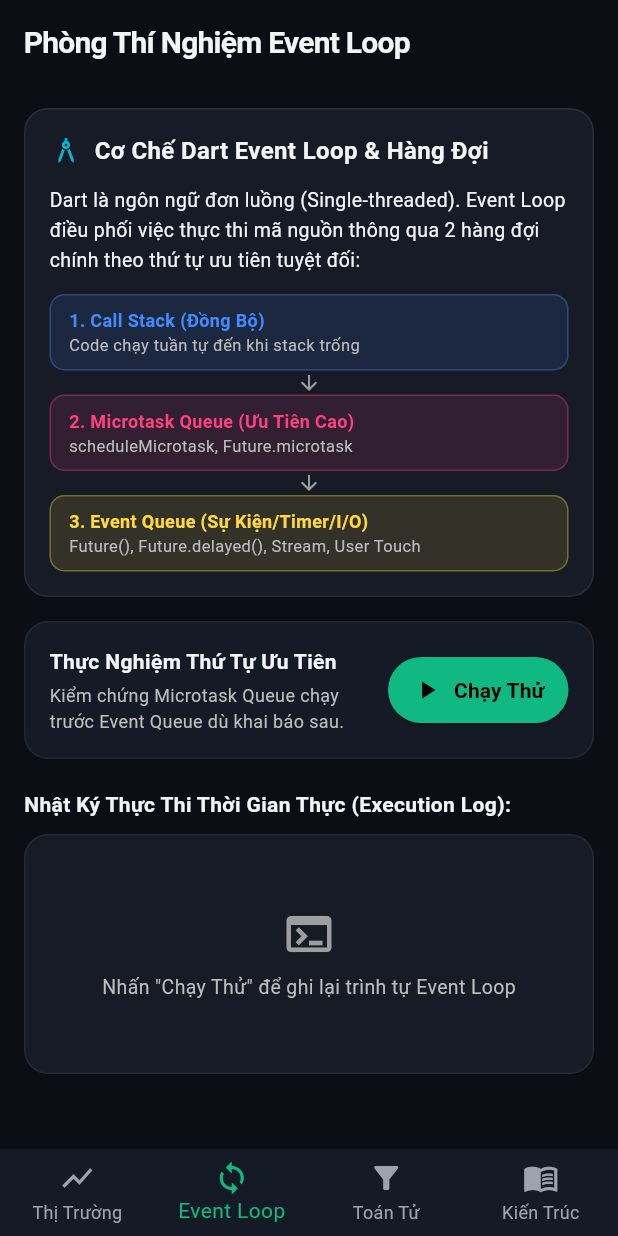
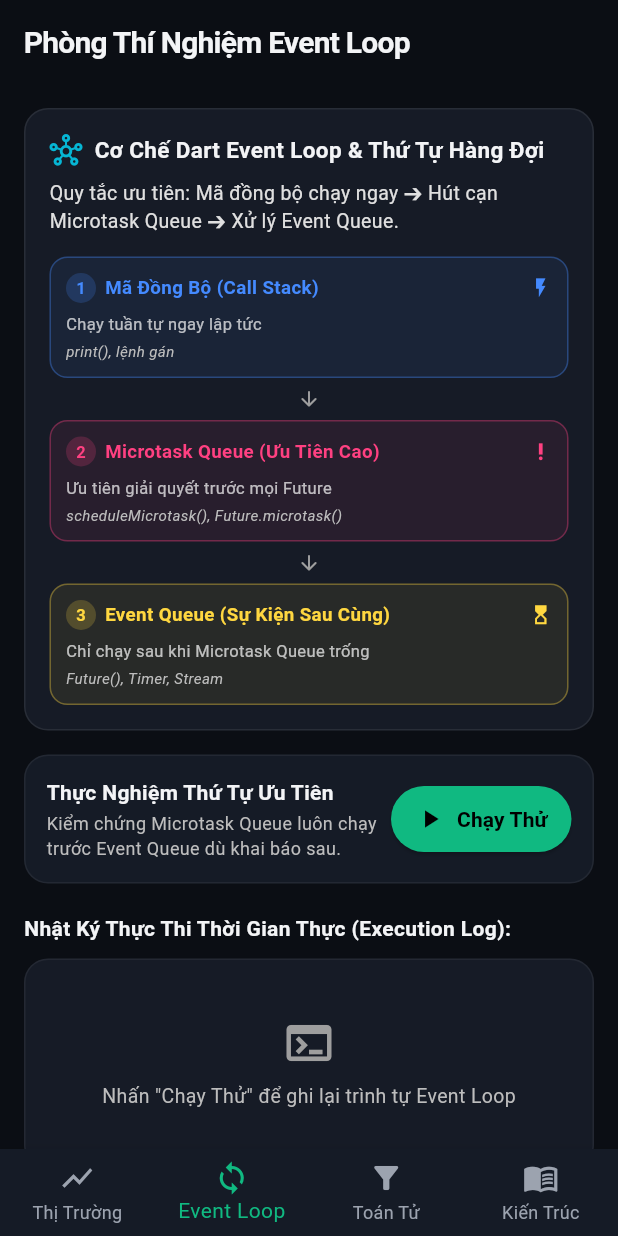
Before and after one commit to vanhop05/reactive_crypto_tracker., a Flutter app: the screen it shows after launch, item 2 of the bottom bar chosen, on a phone screen of 412 x 824 dp. Run offline on Flutter 3.47's test engine with Material 3 defaults, Android fonts, the phone set to English and light mode, and no system bars; network calls fail.

Commit message:
refactor(ui): streamline Event Loop screen with clean responsive pipeline and concise copy

```diff
--- a/lib/views/event_loop_lab_screen.dart
+++ b/lib/views/event_loop_lab_screen.dart
@@ -31,7 +31,7 @@ class _EventLoopLabScreenState extends State<EventLoopLabScreen> {
         child: Column(
           crossAxisAlignment: CrossAxisAlignment.start,
           children: [
-            // Thẻ hiển thị lý thuyết kiến trúc Event Loop
+            // Thẻ hiển thị tóm tắt kiến trúc Event Loop trực quan, đơn giản
             Container(
               padding: const EdgeInsets.all(16),
               decoration: BoxDecoration(
@@ -44,20 +44,20 @@ class _EventLoopLabScreenState extends State<EventLoopLabScreen> {
                 children: [
                   const Row(
                     children: [
-                      Icon(Icons.architecture, color: Color(0xFF06B6D4), size: 22),
+                      Icon(Icons.hub_outlined, color: Color(0xFF06B6D4), size: 22),
                       SizedBox(width: 8),
                       Text(
-                        'Cơ Chế Dart Event Loop & Hàng Đợi',
-                        style: TextStyle(fontSize: 16, fontWeight: FontWeight.bold),
+                        'Cơ Chế Dart Event Loop & Thứ Tự Hàng Đợi',
+                        style: TextStyle(fontSize: 15, fontWeight: FontWeight.bold),
                       ),
                     ],
                   ),
-                  const SizedBox(height: 12),
-                  const Text(
-                    'Dart là ngôn ngữ đơn luồng (Single-threaded). Event Loop điều phối việc thực thi mã nguồn thông qua 2 hàng đợi chính theo thứ tự ưu tiên tuyệt đối:',
-                    style: TextStyle(fontSize: 13, height: 1.5),
+                  const SizedBox(height: 8),
+                  Text(
+                    'Quy tắc ưu tiên: Mã đồng bộ chạy ngay ➔ Hút cạn Microtask Queue ➔ Xử lý Event Queue.',
+                    style: TextStyle(fontSize: 13, color: Colors.grey[300]),
                   ),
-                  const SizedBox(height: 12),
+                  const SizedBox(height: 14),
                   _buildQueueFlowDiagram(),
                 ],
               ),
@@ -65,9 +65,9 @@ class _EventLoopLabScreenState extends State<EventLoopLabScreen> {
 
             const SizedBox(height: 16),
 
-            // Action Card: Run Experiment
+            // Thẻ điều khiển thực nghiệm
             Container(
-              padding: const EdgeInsets.all(16),
+              padding: const EdgeInsets.all(14),
               decoration: BoxDecoration(
                 color: Theme.of(context).cardTheme.color,
                 borderRadius: BorderRadius.circular(16),
@@ -83,9 +83,9 @@ class _EventLoopLabScreenState extends State<EventLoopLabScreen> {
                           'Thực Nghiệm Thứ Tự Ưu Tiên',
                           style: TextStyle(fontSize: 14, fontWeight: FontWeight.bold),
                         ),
-                        const SizedBox(height: 4),
+                        const SizedBox(height: 2),
                         Text(
-                          'Kiểm chứng Microtask Queue chạy trước Event Queue dù khai báo sau.',
+                          'Kiểm chứng Microtask Queue luôn chạy trước Event Queue dù khai báo sau.',
                           style: TextStyle(fontSize: 12, color: Colors.grey[400]),
                         ),
                       ],
@@ -115,7 +115,7 @@ class _EventLoopLabScreenState extends State<EventLoopLabScreen> {
             ),
             const SizedBox(height: 10),
 
-            // Live Execution Log Stream
+            // Dòng dữ liệu hiển thị nhật ký thực thi trực tiếp
             StreamBuilder<List<EventLoopStep>>(
               stream: _simulatorService.stepsStream,
               initialData: const [],
@@ -124,7 +124,7 @@ class _EventLoopLabScreenState extends State<EventLoopLabScreen> {
 
                 if (steps.isEmpty) {
                   return Container(
-                    height: 160,
+                    height: 140,
                     width: double.infinity,
                     decoration: BoxDecoration(
                       color: const Color(0xFF161B26),
@@ -245,41 +245,160 @@ class _EventLoopLabScreenState extends State<EventLoopLabScreen> {
     );
   }
 
+  /// Sơ đồ luồng hàng đợi Event Loop tinh gọn, tự co giãn theo kích thước màn hình
   Widget _buildQueueFlowDiagram() {
-    return Column(
+    return LayoutBuilder(
+      builder: (context, constraints) {
+        final isWide = constraints.maxWidth >= 560;
+
+        if (isWide) {
+          // Giao diện dạng thanh hàng ngang (Pipeline) hiện đại, tinh gọn trên màn hình rộng
+          return Row(
             children: [
-        _buildDiagramNode('1. Call Stack (Đồng Bộ)', 'Code chạy tuần tự đến khi stack trống', Colors.blueAccent),
-        const Icon(Icons.arrow_downward, size: 16, color: Colors.grey),
-        _buildDiagramNode('2. Microtask Queue (Ưu Tiên Cao)', 'scheduleMicrotask, Future.microtask', Colors.pinkAccent),
-        const Icon(Icons.arrow_downward, size: 16, color: Colors.grey),
-        _buildDiagramNode('3. Event Queue (Sự Kiện/Timer/I/O)', 'Future(), Future.delayed(), Stream, User Touch', Colors.amberAccent),
+              Expanded(
+                child: _buildCompactNode(
+                  stepNum: '1',
+                  title: 'Mã Đồng Bộ',
+                  subtitle: 'Call Stack chạy tuần tự',
+                  example: 'print(), lệnh gán, tính toán',
+                  color: Colors.blueAccent,
+                  icon: Icons.flash_on,
+                ),
+              ),
+              const Padding(
+                padding: EdgeInsets.symmetric(horizontal: 6),
+                child: Icon(Icons.arrow_forward_rounded, size: 18, color: Colors.grey),
+              ),
+              Expanded(
+                child: _buildCompactNode(
+                  stepNum: '2',
+                  title: 'Microtask Queue',
+                  subtitle: 'Ưu tiên giải quyết trước',
+                  example: 'scheduleMicrotask()',
+                  color: Colors.pinkAccent,
+                  icon: Icons.priority_high,
+                ),
+              ),
+              const Padding(
+                padding: EdgeInsets.symmetric(horizontal: 6),
+                child: Icon(Icons.arrow_forward_rounded, size: 18, color: Colors.grey),
+              ),
+              Expanded(
+                child: _buildCompactNode(
+                  stepNum: '3',
+                  title: 'Event Queue',
+                  subtitle: 'Chạy sau khi hết microtask',
+                  example: 'Future(), Timer, Stream',
+                  color: Colors.amberAccent,
+                  icon: Icons.hourglass_top,
+                ),
+              ),
             ],
           );
         }
 
-  Widget _buildDiagramNode(String title, String subtitle, Color color) {
+        // Giao diện danh sách gọn nhẹ cho màn hình hẹp
+        return Column(
+          children: [
+            _buildCompactNode(
+              stepNum: '1',
+              title: 'Mã Đồng Bộ (Call Stack)',
+              subtitle: 'Chạy tuần tự ngay lập tức',
+              example: 'print(), lệnh gán',
+              color: Colors.blueAccent,
+              icon: Icons.flash_on,
+            ),
+            const SizedBox(height: 6),
+            const Icon(Icons.arrow_downward_rounded, size: 16, color: Colors.grey),
+            const SizedBox(height: 6),
+            _buildCompactNode(
+              stepNum: '2',
+              title: 'Microtask Queue (Ưu Tiên Cao)',
+              subtitle: 'Ưu tiên giải quyết trước mọi Future',
+              example: 'scheduleMicrotask(), Future.microtask()',
+              color: Colors.pinkAccent,
+              icon: Icons.priority_high,
+            ),
+            const SizedBox(height: 6),
+            const Icon(Icons.arrow_downward_rounded, size: 16, color: Colors.grey),
+            const SizedBox(height: 6),
+            _buildCompactNode(
+              stepNum: '3',
+              title: 'Event Queue (Sự Kiện Sau Cùng)',
+              subtitle: 'Chỉ chạy sau khi Microtask Queue trống',
+              example: 'Future(), Timer, Stream',
+              color: Colors.amberAccent,
+              icon: Icons.hourglass_top,
+            ),
+          ],
+        );
+      },
+    );
+  }
+
+  /// Khối thông tin nhỏ gọn cho từng bước trong Event Loop
+  Widget _buildCompactNode({
+    required String stepNum,
+    required String title,
+    required String subtitle,
+    required String example,
+    required Color color,
+    required IconData icon,
+  }) {
     return Container(
-      width: double.infinity,
-      padding: const EdgeInsets.symmetric(horizontal: 12, vertical: 8),
+      padding: const EdgeInsets.symmetric(horizontal: 10, vertical: 10),
       decoration: BoxDecoration(
-        color: color.withOpacity(0.12),
-        borderRadius: BorderRadius.circular(10),
+        color: color.withOpacity(0.08),
+        borderRadius: BorderRadius.circular(12),
         border: Border.all(color: color.withOpacity(0.35)),
       ),
       child: Column(
         crossAxisAlignment: CrossAxisAlignment.start,
         children: [
-          Text(
-            title,
+          Row(
+            children: [
+              Container(
+                width: 20,
+                height: 20,
+                decoration: BoxDecoration(
+                  color: color.withOpacity(0.2),
+                  shape: BoxShape.circle,
+                ),
+                child: Center(
+                  child: Text(
+                    stepNum,
                     style: TextStyle(
-              fontSize: 12,
+                      fontSize: 11,
                       fontWeight: FontWeight.bold,
                       color: color,
                     ),
                   ),
+                ),
+              ),
+              const SizedBox(width: 6),
+              Expanded(
+                child: Text(
+                  title,
+                  style: TextStyle(
+                    fontSize: 12.5,
+                    fontWeight: FontWeight.bold,
+                    color: color,
+                  ),
+                  overflow: TextOverflow.ellipsis,
+                ),
+              ),
+              Icon(icon, size: 15, color: color),
+            ],
+          ),
+          const SizedBox(height: 6),
           Text(
             subtitle,
-            style: TextStyle(fontSize: 11, color: Colors.grey[400]),
+            style: const TextStyle(fontSize: 11, color: Colors.white70),
+          ),
+          const SizedBox(height: 3),
+          Text(
+            example,
+            style: TextStyle(fontSize: 10, color: Colors.grey[400], fontStyle: FontStyle.italic),
           ),
         ],
       ),
```
Lines whose indentation alone changed are shown as unchanged.
